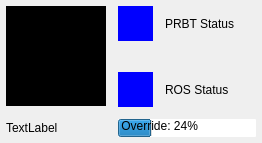
This is pilz_status_indicator_rqt/resource/PilzStatusIndicatorRqt.ui in PilzDE/pilz_robots as Qt 5 draws it before an edit. The edited form follows.
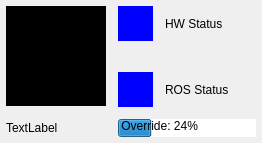
This is the edited form.

Commit message: renaming prbt -> hw

Patch:
```diff
--- a/pilz_status_indicator_rqt/resource/PilzStatusIndicatorRqt.ui
+++ b/pilz_status_indicator_rqt/resource/PilzStatusIndicatorRqt.ui
@@ -132,7 +132,7 @@
         </size>
        </property>
        <property name="text">
-        <string>PRBT Status</string>
+        <string>HW Status</string>
        </property>
        <property name="margin">
         <number>2</number>
```
Left out of the diff: 4 changed lines with no effect on the pictures. The commit also changes 5 other files.
